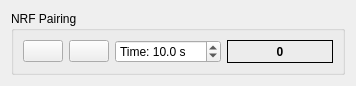
This is widgets/nrfpair.ui in vedderb/vesc_tool as Qt 5 draws it before an edit. The edited form follows.
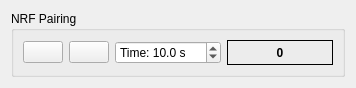
This is the edited form. Icons and pictures are not drawn.

```diff
--- a/widgets/nrfpair.ui
+++ b/widgets/nrfpair.ui
@@ -7,7 +7,7 @@
     <x>0</x>
     <y>0</y>
     <width>356</width>
-    <height>84</height>
+    <height>88</height>
    </rect>
   </property>
   <property name="windowTitle">
@@ -80,7 +80,6 @@
        <widget class="QLabel" name="countLabel">
         <property name="font">
          <font>
-          <weight>75</weight>
           <bold>true</bold>
          </font>
         </property>
```
Left out of the diff: 12 changed lines with no effect on the pictures.
